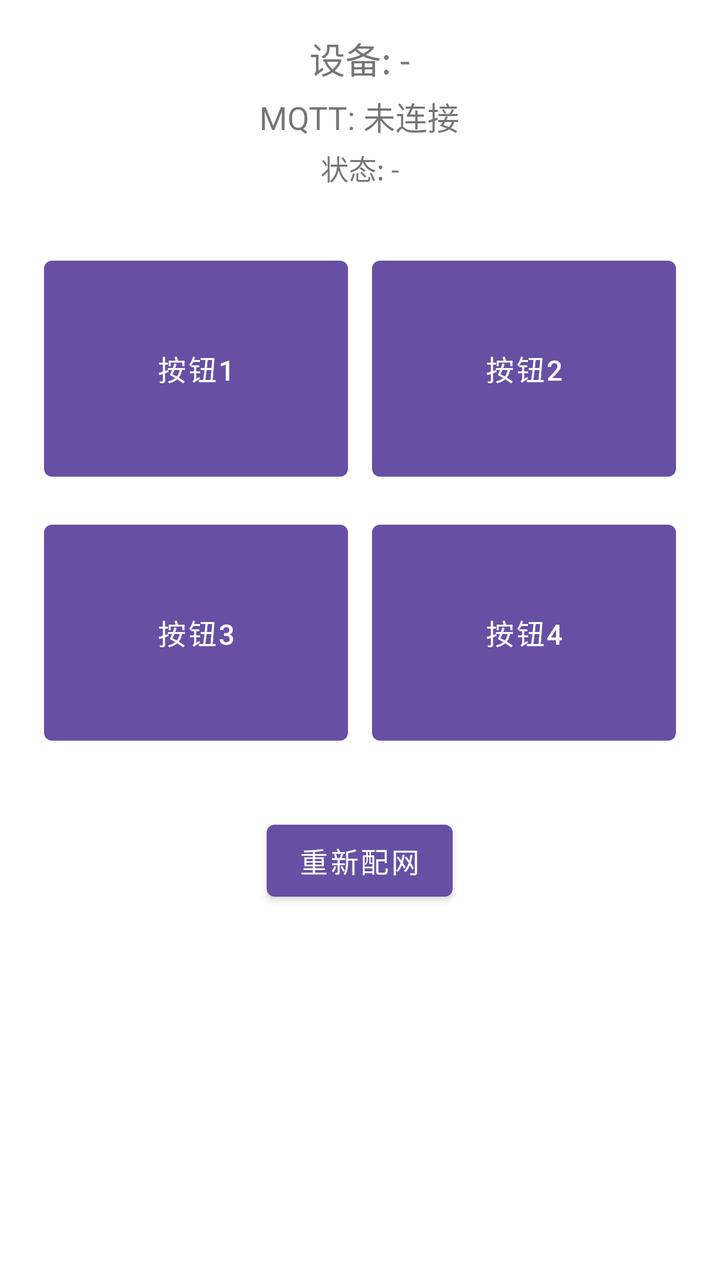
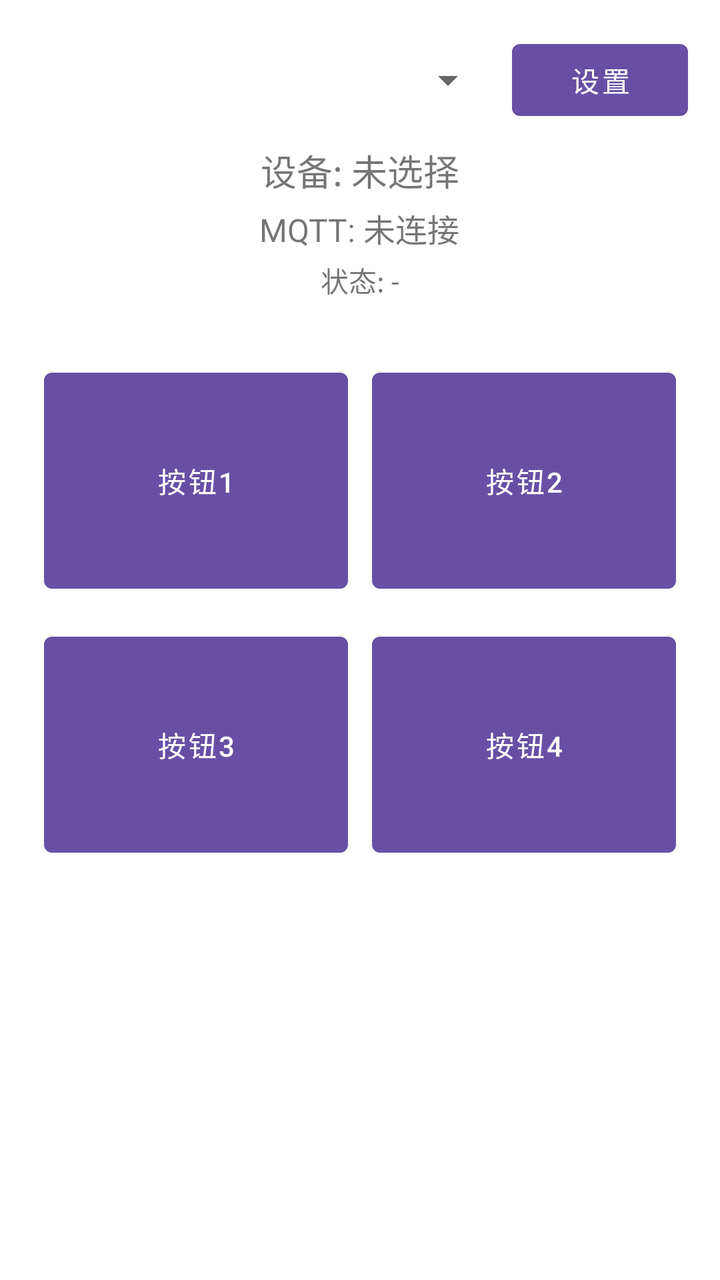

Compare the two renders of this Android layout. The source of the first and the diff that turns it into the second are given below.
<!-- AndroidManifest.xml: application theme AppTheme -->
<!-- res/layout/activity_control.xml -->
<?xml version="1.0" encoding="utf-8"?>
<LinearLayout xmlns:android="http://schemas.android.com/apk/res/android"
    android:layout_width="match_parent"
    android:layout_height="match_parent"
    android:gravity="center_horizontal"
    android:orientation="vertical"
    android:padding="16dp">

    <TextView
        android:id="@+id/tvDevice"
        android:layout_width="wrap_content"
        android:layout_height="wrap_content"
        android:text="设备: -"
        android:textSize="18sp" />

    <TextView
        android:id="@+id/tvStatus"
        android:layout_width="wrap_content"
        android:layout_height="wrap_content"
        android:layout_marginTop="4dp"
        android:text="MQTT: 未连接"
        android:textSize="16sp" />

    <TextView
        android:id="@+id/tvState"
        android:layout_width="wrap_content"
        android:layout_height="wrap_content"
        android:layout_marginTop="4dp"
        android:text="状态: -"
        android:textSize="14sp" />

    <GridLayout
        android:layout_width="match_parent"
        android:layout_height="wrap_content"
        android:layout_marginTop="24dp"
        android:columnCount="2"
        android:rowCount="2">

        <Button
            android:id="@+id/btn1"
            android:layout_width="0dp"
            android:layout_height="120dp"
            android:layout_columnWeight="1"
            android:layout_margin="6dp"
            android:text="按钮1" />

        <Button
            android:id="@+id/btn2"
            android:layout_width="0dp"
            android:layout_height="120dp"
            android:layout_columnWeight="1"
            android:layout_margin="6dp"
            android:text="按钮2" />

        <Button
            android:id="@+id/btn3"
            android:layout_width="0dp"
            android:layout_height="120dp"
            android:layout_columnWeight="1"
            android:layout_margin="6dp"
            android:text="按钮3" />

        <Button
            android:id="@+id/btn4"
            android:layout_width="0dp"
            android:layout_height="120dp"
            android:layout_columnWeight="1"
            android:layout_margin="6dp"
            android:text="按钮4" />
    </GridLayout>

    <Button
        android:id="@+id/btnReconfig"
        android:layout_width="wrap_content"
        android:layout_height="wrap_content"
        android:layout_marginTop="24dp"
        android:text="重新配网" />
</LinearLayout>
<!-- resources referenced by this layout -->
<resources>
  <style name="AppTheme" parent="Theme.MaterialComponents.DayNight.NoActionBar">
          <item name="colorPrimary">@color/purple_500</item>
          <item name="colorPrimaryDark">@color/purple_700</item>
          <item name="colorAccent">@color/teal_200</item>
      </style>
  <color name="purple_500">#6750A4</color>
  <color name="purple_700">#21005D</color>
  <color name="teal_200">#FF03DAC5</color>
</resources>

<!-- the commit's change to res/layout/activity_control.xml (unified diff, before → after) -->
@@ -6,11 +6,33 @@
     android:orientation="vertical"
     android:padding="16dp">
 
+    <LinearLayout
+        android:layout_width="match_parent"
+        android:layout_height="wrap_content"
+        android:gravity="center_vertical"
+        android:orientation="horizontal">
+
+        <Spinner
+            android:id="@+id/spDevice"
+            android:layout_width="0dp"
+            android:layout_height="wrap_content"
+            android:layout_weight="1"
+            android:spinnerMode="dialog" />
+
+        <Button
+            android:id="@+id/btnSettings"
+            android:layout_width="wrap_content"
+            android:layout_height="wrap_content"
+            android:layout_marginStart="8dp"
+            android:text="@string/settings" />
+    </LinearLayout>
+
     <TextView
         android:id="@+id/tvDevice"
         android:layout_width="wrap_content"
         android:layout_height="wrap_content"
-        android:text="设备: -"
+        android:layout_marginTop="8dp"
+        android:text="@string/no_device"
         android:textSize="18sp" />
 
     <TextView
@@ -18,7 +40,7 @@
         android:layout_width="wrap_content"
         android:layout_height="wrap_content"
         android:layout_marginTop="4dp"
-        android:text="MQTT: 未连接"
+        android:text="@string/mqtt_idle"
         android:textSize="16sp" />
 
     <TextView
@@ -26,10 +48,11 @@
         android:layout_width="wrap_content"
         android:layout_height="wrap_content"
         android:layout_marginTop="4dp"
-        android:text="状态: -"
+        android:text="@string/state_idle"
         android:textSize="14sp" />
 
     <GridLayout
+        android:id="@+id/gridButtons"
         android:layout_width="match_parent"
         android:layout_height="wrap_content"
         android:layout_marginTop="24dp"
@@ -69,10 +92,27 @@
             android:text="按钮4" />
     </GridLayout>
 
-    <Button
-        android:id="@+id/btnReconfig"
-        android:layout_width="wrap_content"
+    <LinearLayout
+        android:id="@+id/emptyView"
+        android:layout_width="match_parent"
         android:layout_height="wrap_content"
         android:layout_marginTop="24dp"
-        android:text="重新配网" />
+        android:gravity="center_horizontal"
+        android:orientation="vertical"
+        android:visibility="gone">
+
+        <TextView
+            android:layout_width="wrap_content"
+            android:layout_height="wrap_content"
+            android:gravity="center"
+            android:text="@string/empty_hint"
+            android:textSize="15sp" />
+
+        <Button
+            android:id="@+id/btnGoSettings"
+            android:layout_width="wrap_content"
+            android:layout_height="wrap_content"
+            android:layout_marginTop="12dp"
+            android:text="@string/go_add_device" />
+    </LinearLayout>
 </LinearLayout>
<!-- resource entries referenced after the edit -->
@@ -1,5 +1,11 @@
 <!-- resources referenced by this layout -->
 <resources>
+  <string name="empty_hint">还没有设备。\n点下面的按钮去添加：可以给新 ESP 配网，也可以用另一台手机扫码加入已有设备。</string>
+  <string name="go_add_device">添加设备</string>
+  <string name="mqtt_idle">MQTT: 未连接</string>
+  <string name="no_device">设备: 未选择</string>
+  <string name="settings">设置</string>
+  <string name="state_idle">状态: -</string>
   <style name="AppTheme" parent="Theme.MaterialComponents.DayNight.NoActionBar">
           <item name="colorPrimary">@color/purple_500</item>
           <item name="colorPrimaryDark">@color/purple_700</item>
